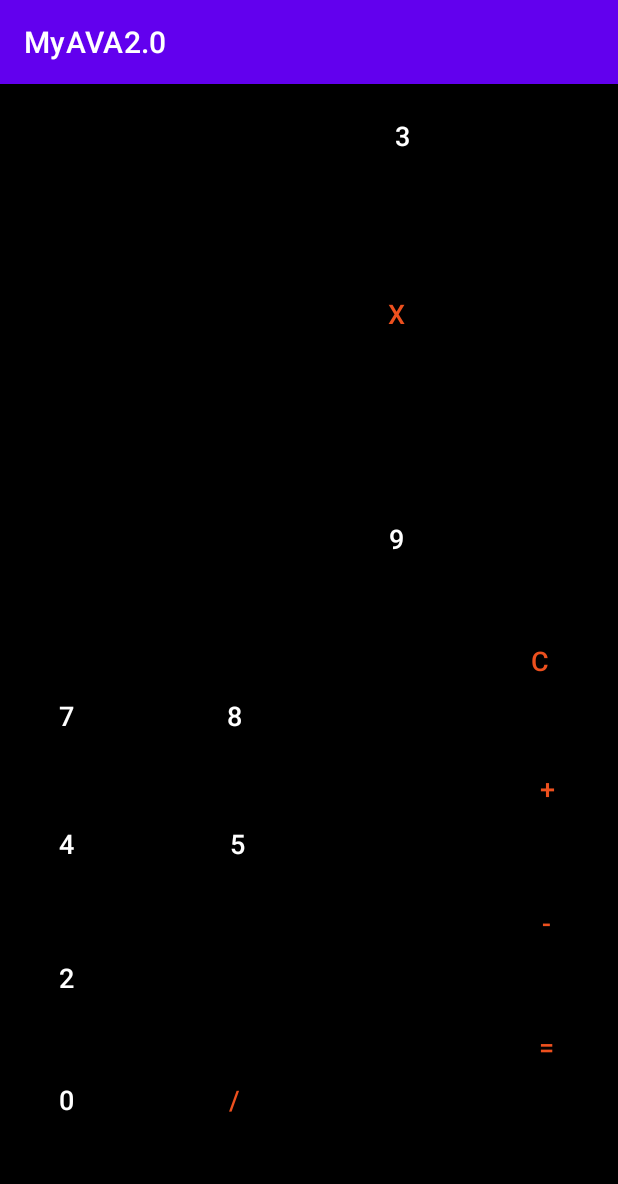
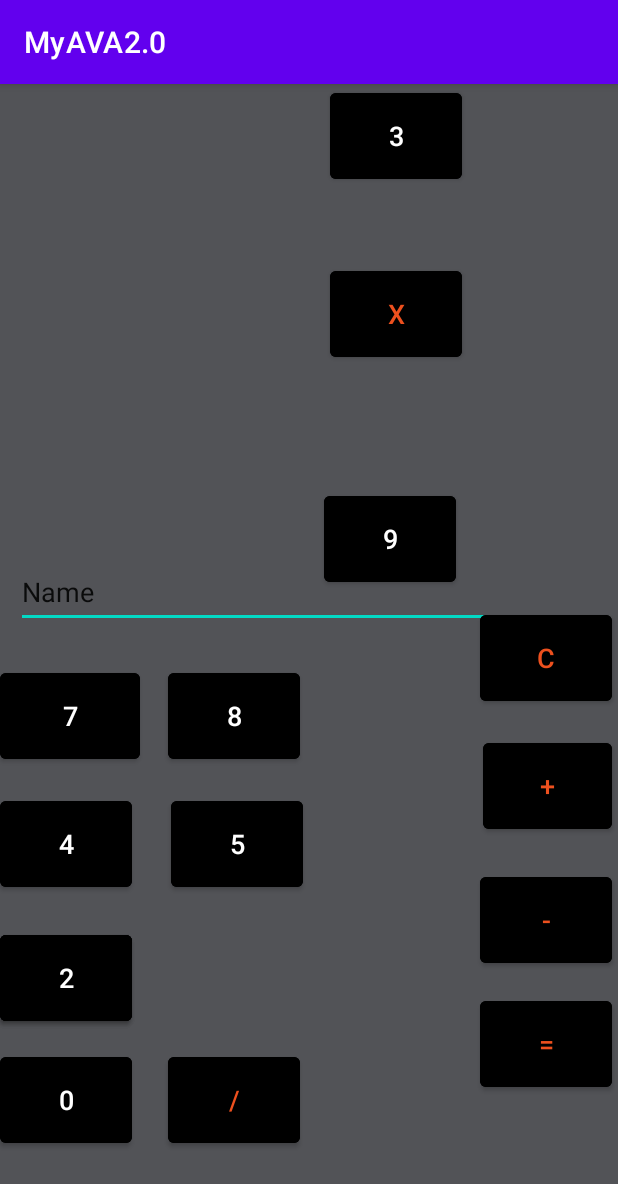
Before and after one commit to ArtleandroMDM/aula-senac, an Android app: the screen it shows after launch (MainActivity), on a phone screen of 412 x 824 dp. Shown: the top 1184 px of the screen. Run offline under Robolectric (Android 15) with nearby library versions, the phone set to English and light mode, and no system bars.

Commit message:
AjustiDosBotoes
uma melhora nos botao com uma tentativa para já fazer funcionar

```diff
--- a/Mobile/MyAVA20/app/src/main/AndroidManifest.xml
+++ b/Mobile/MyAVA20/app/src/main/AndroidManifest.xml
@@ -13,7 +13,7 @@
         android:theme="@style/Theme.MyAVA20"
         tools:targetApi="31">
         <activity
-            android:name=".MainActivity"
+            android:name="View.MainActivity"
             android:exported="true">
             <intent-filter>
                 <action android:name="android.intent.action.MAIN" />
--- /dev/null
+++ b/Mobile/MyAVA20/app/src/main/java/Controller/CursoController.java
@@ -0,0 +1,4 @@
+package Controller;
+
+public class CursoController {
+}
--- /dev/null
+++ b/Mobile/MyAVA20/app/src/main/java/Model/Curso.java
@@ -0,0 +1,4 @@
+package Model;
+
+public class Curso {
+}
--- /dev/null
+++ b/Mobile/MyAVA20/app/src/main/java/Model/Pessoa.java
@@ -0,0 +1,7 @@
+package Model;
+
+public class Pessoa {
+
+
+    public Pessoa(){}
+}
--- a/Mobile/MyAVA20/app/src/main/java/defandroide/arthur/myava20/MainActivity.java
+++ b/Mobile/MyAVA20/app/src/main/java/View/MainActivity.java
@@ -1,14 +1,21 @@
-package defandroide.arthur.myava20;
+package View;
 
 import androidx.appcompat.app.AppCompatActivity;
 
 import android.os.Bundle;
 
+import Controller.CursoController;
+import Model.Curso;
+import Model.Pessoa;
+import defandroide.arthur.myava20.R;
+
 public class MainActivity extends AppCompatActivity {
+    Pessoa pessoa;
 
     @Override
     protected void onCreate(Bundle savedInstanceState) {
         super.onCreate(savedInstanceState);
         setContentView(R.layout.activity_main);
+        pessoa = new Pessoa();
     }
 }
--- a/Mobile/MyAVA20/app/src/main/res/layout/activity_main.xml
+++ b/Mobile/MyAVA20/app/src/main/res/layout/activity_main.xml
@@ -4,19 +4,19 @@
     xmlns:tools="http://schemas.android.com/tools"
     android:layout_width="match_parent"
     android:layout_height="match_parent"
-    android:background="#000000"
-    tools:context=".MainActivity">
+    android:background="#525357"
+    tools:context="View.MainActivity">
 
     <Button
-        android:id="@+id/button"
-        android:layout_width="wrap_content"
-        android:layout_height="wrap_content"
+        android:id="@+id/idNm7"
+        android:layout_width="93dp"
+        android:layout_height="69dp"
         android:layout_marginBottom="16dp"
         android:backgroundTint="@color/black"
         android:text="7"
         android:textSize="18dp"
-        app:layout_constraintBottom_toTopOf="@+id/button4"
-        app:layout_constraintEnd_toStartOf="@+id/button2"
+        app:layout_constraintBottom_toTopOf="@+id/idNm4"
+        app:layout_constraintEnd_toStartOf="@+id/idNm8"
         app:layout_constraintHeight="69dp"
         app:layout_constraintHorizontal_bias="0.0"
         app:layout_constraintStart_toStartOf="parent"
@@ -24,49 +24,51 @@
         app:layout_constraintVertical_bias="1.0" />
 
     <Button
-        android:id="@+id/button2"
+        android:id="@+id/idNm8"
         android:layout_width="wrap_content"
         android:layout_height="wrap_content"
-        android:layout_marginEnd="20dp"
+        android:layout_marginEnd="16dp"
         android:layout_marginBottom="16dp"
         android:backgroundTint="@color/black"
         android:text="8"
         android:textSize="18dp"
-        app:layout_constraintBottom_toTopOf="@+id/button5"
+        app:layout_constraintBottom_toTopOf="@+id/idNm5"
         app:layout_constraintEnd_toStartOf="@+id/button3"
-        app:layout_constraintHeight="69dp" />
+        app:layout_constraintHeight="69dp"
+        app:layout_constraintTop_toBottomOf="@+id/editTextTextPersonName"
+        app:layout_constraintVertical_bias="1.0" />
 
     <Button
         android:id="@+id/button3"
         android:layout_width="wrap_content"
         android:layout_height="wrap_content"
         android:layout_marginTop="348dp"
-        android:layout_marginEnd="8dp"
+        android:layout_marginEnd="16dp"
         android:backgroundTint="@color/black"
         android:text="9"
         android:textSize="18dp"
-        app:layout_constraintBottom_toTopOf="@+id/button7"
-        app:layout_constraintEnd_toStartOf="@+id/button11"
+        app:layout_constraintBottom_toTopOf="@+id/idNm6"
+        app:layout_constraintEnd_toStartOf="@+id/idclear"
         app:layout_constraintHeight="69dp"
         app:layout_constraintTop_toTopOf="parent"
         app:layout_constraintVertical_bias="0.157" />
 
     <Button
-        android:id="@+id/button4"
+        android:id="@+id/idNm4"
         android:layout_width="wrap_content"
         android:layout_height="wrap_content"
         android:layout_marginBottom="20dp"
         android:backgroundTint="@color/black"
         android:text="4"
         android:textSize="18dp"
-        app:layout_constraintBottom_toTopOf="@+id/button6"
-        app:layout_constraintEnd_toStartOf="@+id/button5"
+        app:layout_constraintBottom_toTopOf="@+id/idNm1"
+        app:layout_constraintEnd_toStartOf="@+id/idNm5"
         app:layout_constraintHeight="69dp"
         app:layout_constraintHorizontal_bias="0.0"
         app:layout_constraintStart_toStartOf="parent" />
 
     <Button
-        android:id="@+id/button5"
+        android:id="@+id/idNm5"
         android:layout_width="wrap_content"
         android:layout_height="wrap_content"
         android:layout_marginEnd="20dp"
@@ -74,26 +76,26 @@
         android:backgroundTint="@color/black"
         android:text="5"
         android:textSize="18dp"
-        app:layout_constraintBottom_toTopOf="@+id/button8"
-        app:layout_constraintEnd_toStartOf="@+id/button7"
+        app:layout_constraintBottom_toTopOf="@+id/idNm2"
+        app:layout_constraintEnd_toStartOf="@+id/idNm6"
         app:layout_constraintHeight="69dp" />
 
     <Button
-        android:id="@+id/button6"
+        android:id="@+id/idNm1"
         android:layout_width="wrap_content"
         android:layout_height="wrap_content"
         android:layout_marginBottom="12dp"
         android:backgroundTint="@color/black"
         android:text="1"
         android:textSize="18dp"
-        app:layout_constraintBottom_toTopOf="@+id/button10"
-        app:layout_constraintEnd_toStartOf="@+id/button8"
+        app:layout_constraintBottom_toTopOf="@+id/idNm0"
+        app:layout_constraintEnd_toStartOf="@+id/idNm2"
         app:layout_constraintHeight="69dp"
         app:layout_constraintHorizontal_bias="0.0"
         app:layout_constraintStart_toStartOf="parent" />
 
     <Button
-        android:id="@+id/button7"
+        android:id="@+id/idNm6"
         android:layout_width="wrap_content"
         android:layout_height="wrap_content"
         android:layout_marginEnd="12dp"
@@ -101,28 +103,28 @@
         android:backgroundTint="@color/black"
         android:text="6"
         android:textSize="18dp"
-        app:layout_constraintBottom_toTopOf="@+id/button9"
+        app:layout_constraintBottom_toTopOf="@+id/idNm3"
         app:layout_constraintEnd_toStartOf="@+id/button12"
         app:layout_constraintHeight="69dp" />
 
     <Button
-        android:id="@+id/button8"
+        android:id="@+id/idNm2"
         android:layout_width="wrap_content"
         android:layout_height="wrap_content"
         android:layout_marginBottom="12dp"
         android:backgroundTint="@color/black"
         android:text="2"
         android:textSize="18dp"
-        app:layout_constraintBottom_toTopOf="@+id/button15"
+        app:layout_constraintBottom_toTopOf="@+id/idDivisao"
         app:layout_constraintHeight="69dp"
         tools:ignore="MissingConstraints"
-        tools:layout_editor_absoluteX="109dp" />
+        tools:layout_editor_absoluteX="113dp" />
 
     <Button
-        android:id="@+id/button9"
+        android:id="@+id/idNm3"
         android:layout_width="wrap_content"
         android:layout_height="wrap_content"
-        android:layout_marginEnd="8dp"
+        android:layout_marginEnd="12dp"
         android:backgroundTint="@color/black"
         android:text="3"
         android:textSize="18dp"
@@ -132,7 +134,7 @@
         tools:layout_editor_absoluteY="525dp" />
 
     <Button
-        android:id="@+id/button10"
+        android:id="@+id/idNm0"
         android:layout_width="wrap_content"
         android:layout_height="wrap_content"
         android:layout_marginBottom="56dp"
@@ -140,17 +142,17 @@
         android:text="0"
         android:textSize="18dp"
         app:layout_constraintBottom_toBottomOf="parent"
-        app:layout_constraintEnd_toStartOf="@+id/button15"
+        app:layout_constraintEnd_toStartOf="@+id/idDivisao"
         app:layout_constraintHeight="69dp"
         app:layout_constraintHorizontal_bias="0.0"
         app:layout_constraintStart_toStartOf="parent" />
 
     <Button
-        android:id="@+id/button11"
+        android:id="@+id/idclear"
         android:layout_width="wrap_content"
         android:layout_height="wrap_content"
-        android:layout_marginTop="350dp"
-        android:layout_marginEnd="8dp"
+        android:layout_marginTop="348dp"
+        android:layout_marginEnd="4dp"
         android:backgroundTint="@color/black"
         android:text="c"
         android:textColor="#ED501E"
@@ -174,7 +176,7 @@
         android:textSize="18dp"
         app:layout_constraintEnd_toEndOf="parent"
         app:layout_constraintHeight="69dp"
-        app:layout_constraintTop_toBottomOf="@+id/button11" />
+        app:layout_constraintTop_toBottomOf="@+id/idclear" />
 
     <Button
         android:id="@+id/button13"
@@ -191,7 +193,7 @@
         app:layout_constraintTop_toBottomOf="@+id/button12" />
 
     <Button
-        android:id="@+id/button14"
+        android:id="@+id/idIgual"
         android:layout_width="wrap_content"
         android:layout_height="wrap_content"
         android:layout_marginTop="13dp"
@@ -205,7 +207,7 @@
         app:layout_constraintTop_toBottomOf="@+id/button13" />
 
     <Button
-        android:id="@+id/button15"
+        android:id="@+id/idDivisao"
         android:layout_width="wrap_content"
         android:layout_height="wrap_content"
         android:layout_marginEnd="20dp"
@@ -215,11 +217,11 @@
         android:textColor="#ED501E"
         android:textSize="18dp"
         app:layout_constraintBottom_toBottomOf="parent"
-        app:layout_constraintEnd_toStartOf="@+id/button16"
+        app:layout_constraintEnd_toStartOf="@+id/idMultiplicasao"
         app:layout_constraintHeight="69dp" />
 
     <Button
-        android:id="@+id/button16"
+        android:id="@+id/idMultiplicasao"
         android:layout_width="wrap_content"
         android:layout_height="wrap_content"
         android:layout_marginTop="8dp"
@@ -229,10 +231,23 @@
         android:textColor="#ED501E"
         android:textSize="18dp"
         app:layout_constraintBottom_toBottomOf="parent"
-        app:layout_constraintEnd_toStartOf="@+id/button14"
+        app:layout_constraintEnd_toStartOf="@+id/idIgual"
         app:layout_constraintHeight="69dp"
-        app:layout_constraintTop_toBottomOf="@+id/button9"
+        app:layout_constraintTop_toBottomOf="@+id/idNm3"
         app:layout_constraintVertical_bias="0.066" />
+
+    <EditText
+        android:id="@+id/editTextTextPersonName"
+        android:layout_width="391dp"
+        android:layout_height="48dp"
+        android:ems="10"
+        android:inputType="textPersonName"
+        android:text="Name"
+        app:layout_constraintBottom_toBottomOf="parent"
+        app:layout_constraintEnd_toEndOf="parent"
+        app:layout_constraintStart_toStartOf="parent"
+        app:layout_constraintTop_toTopOf="parent"
+        app:layout_constraintVertical_bias="0.437" />
 
 
 </androidx.constraintlayout.widget.ConstraintLayout>
```
